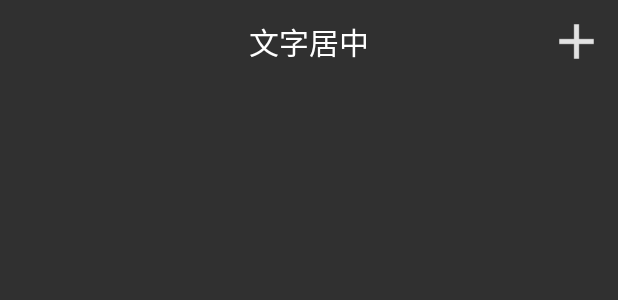
After one commit to kencent/FlippedAndroid, an Android app: the layout activity_flipped_base.xml on its own in the app's theme, with its tools: preview values and no code run, on a phone screen of 412 x 824 dp. The commit adds this screen. Shown: the top 300 px of the screen. Run offline under Robolectric (Android 15) with nearby library versions, the phone set to English and light mode, and no system bars.

Commit message:
【新增】抽取基类，重新定义toolbar。

```diff
--- a/app/src/main/kotlin/com/brzhang/fllipped/view/MainActivity.kt
+++ b/app/src/main/kotlin/com/brzhang/fllipped/view/MainActivity.kt
@@ -1,13 +1,12 @@
 package com.brzhang.fllipped.view
 
-import android.support.v7.app.AppCompatActivity
 import android.os.Bundle
 import android.support.v7.widget.Toolbar
 import android.widget.Toast
 import com.brzhang.fllipped.R
 import kotlinx.android.synthetic.main.activity_main.*
 
-class MainActivity : AppCompatActivity() {
+class MainActivity : BaseActivity() {
 
     val TAG = "MainActivity"
 
@@ -40,7 +39,6 @@ class MainActivity : AppCompatActivity() {
 
     /*检查登录态是否过期*/
     private fun loginCheck() {
-
 
     }
 
--- /dev/null
+++ b/app/src/main/res/layout/activity_flipped_base.xml
@@ -0,0 +1,52 @@
+<android.support.design.widget.CoordinatorLayout
+    xmlns:android="http://schemas.android.com/apk/res/android"
+    xmlns:app="http://schemas.android.com/apk/res-auto"
+    android:layout_width="match_parent"
+    android:layout_height="match_parent">
+    <android.support.v7.widget.Toolbar
+        android:id="@+id/toolbar"
+        xmlns:android="http://schemas.android.com/apk/res/android"
+        android:layout_width="match_parent"
+        android:layout_height="?attr/actionBarSize">
+
+        <TextView
+            android:id="@+id/title"
+            android:layout_width="wrap_content"
+            android:layout_height="wrap_content"
+            android:layout_centerInParent="true"
+            android:layout_gravity="center"
+            android:text="文字居中"
+            android:textColor="@color/color_white"
+            android:textSize="20sp"/>
+
+        <ImageView
+            android:id="@+id/right_button"
+            android:layout_width="wrap_content"
+            android:layout_height="wrap_content"
+            android:layout_gravity="right"
+            android:layout_marginRight="8dp"
+            android:src="@drawable/flipped_ic_add"
+        />
+        <TextView
+            android:id="@+id/right_text"
+            android:layout_width="wrap_content"
+            android:layout_height="wrap_content"
+            android:layout_gravity="right"
+            android:layout_marginRight="8dp"
+            android:text="发布"
+            android:textSize="20sp"
+            android:visibility="gone"/>
+
+    </android.support.v7.widget.Toolbar>
+
+    <android.support.v4.widget.NestedScrollView
+        android:id="@+id/activity_base_container"
+        android:layout_width="match_parent"
+        android:layout_height="match_parent"
+        android:layout_marginTop="?attr/actionBarSize">
+
+        <!-- Your loooooong scrolling content here. -->
+
+    </android.support.v4.widget.NestedScrollView>
+
+</android.support.design.widget.CoordinatorLayout>
--- a/app/src/main/res/values/strings.xml
+++ b/app/src/main/res/values/strings.xml
@@ -5,7 +5,6 @@
     <string name="prompt_email">手机号</string>
     <string name="prompt_password">密码</string>
     <string name="action_sign_in">登录</string>
-    <string name="action_sign_in_short">Sign in</string>
     <string name="error_invalid_email">This email address is invalid</string>
     <string name="error_invalid_password">This password is too short</string>
     <string name="error_incorrect_password">This password is incorrect</string>
```
Also changed, not shown: app/src/main/AndroidManifest.xml (+7 -2 lines), app/src/main/kotlin/com/brzhang/fllipped/view/BaseActivity.kt (added, +19 -0 lines), app/src/main/kotlin/com/brzhang/fllipped/view/FlippedBaseActivity.kt (added, +97 -0 lines), app/src/main/kotlin/com/brzhang/fllipped/view/LoginActivity.kt (+13 -5 lines), app/src/main/res/layout/activity_login.xml (+5 -8 lines), build.gradle (+8 -8 lines).
